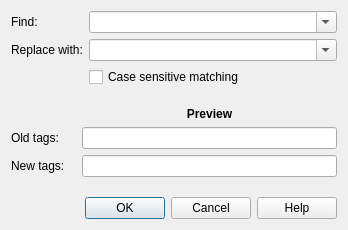
First picture: the form in designer/main.ui, repository RumovZ/find-replace-tags, before the edit.
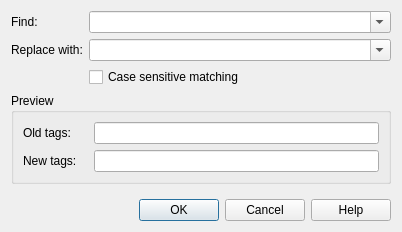
Second picture: the form after the edit. Custom widgets are drawn as their Qt base class.

Diff of the .ui file:
```diff
--- a/designer/main.ui
+++ b/designer/main.ui
@@ -6,8 +6,8 @@
    <rect>
     <x>0</x>
     <y>0</y>
-    <width>348</width>
-    <height>230</height>
+    <width>402</width>
+    <height>232</height>
    </rect>
   </property>
   <property name="windowTitle">
@@ -79,21 +79,24 @@
     </layout>
    </item>
    <item>
-    <spacer name="verticalSpacer_2">
-     <property name="orientation">
-      <enum>Qt::Vertical</enum>
+    <widget class="QGroupBox" name="Preview">
+     <property name="title">
+      <string>Preview</string>
      </property>
-     <property name="sizeHint" stdset="0">
-      <size>
-       <width>20</width>
-       <height>40</height>
-      </size>
-     </property>
-    </spacer>
-   </item>
-   <item>
+     <layout class="QGridLayout" name="gridLayout_3">
+      <item row="0" column="0">
     <layout class="QGridLayout" name="gridLayout_2">
-     <item row="2" column="1">
+        <property name="sizeConstraint">
+         <enum>QLayout::SetNoConstraint</enum>
+        </property>
+        <item row="1" column="0">
+         <widget class="QLabel" name="label_new">
+          <property name="text">
+           <string>New tags:</string>
+          </property>
+         </widget>
+        </item>
+        <item row="1" column="1">
       <widget class="QLineEdit" name="output_tags">
        <property name="focusPolicy">
         <enum>Qt::NoFocus</enum>
@@ -103,7 +106,7 @@
        </property>
       </widget>
      </item>
-     <item row="1" column="0">
+        <item row="0" column="0">
       <widget class="QLabel" name="label_old">
        <property name="enabled">
         <bool>true</bool>
@@ -126,33 +129,13 @@
       </widget>
      </item>
      <item row="0" column="1">
-      <widget class="QLabel" name="label_preview">
-       <property name="font">
-        <font>
-         <weight>75</weight>
-         <bold>true</bold>
-        </font>
-       </property>
-       <property name="text">
-        <string>Preview</string>
-       </property>
-       <property name="alignment">
-        <set>Qt::AlignCenter</set>
-       </property>
-      </widget>
-     </item>
-     <item row="2" column="0">
-      <widget class="QLabel" name="label_new">
-       <property name="text">
-        <string>New tags:</string>
-       </property>
-      </widget>
-     </item>
-     <item row="1" column="1">
       <widget class="TagEdit" name="input_tags"/>
      </item>
     </layout>
    </item>
+     </layout>
+    </widget>
+   </item>
    <item>
     <spacer name="verticalSpacer">
      <property name="orientation">
```
Left out of the diff: 3 changed lines with no effect on the pictures. Lines whose indentation alone changed are shown as unchanged.
